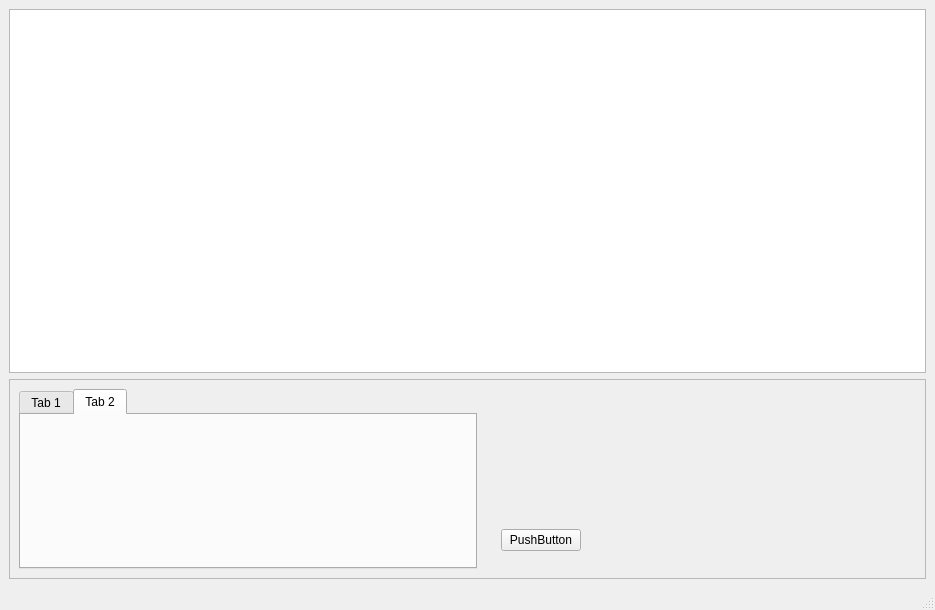
nuxster/ASKUE, file gui.ui: the form before one commit.
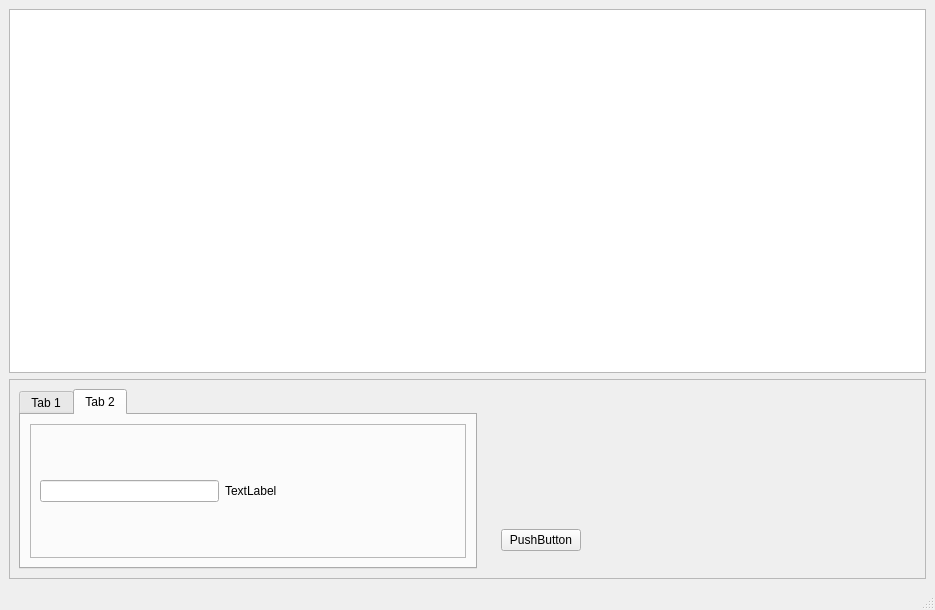
The form after the commit. The open tabs and pages were chosen to show the change.

The edit to the form file:
```diff
--- a/gui.ui
+++ b/gui.ui
@@ -259,6 +259,43 @@
           <attribute name="title">
            <string>Tab 2</string>
           </attribute>
+          <layout class="QGridLayout" name="gridLayout">
+           <item row="0" column="0">
+            <widget class="QFrame" name="frame_2">
+             <property name="frameShape">
+              <enum>QFrame::StyledPanel</enum>
+             </property>
+             <property name="frameShadow">
+              <enum>QFrame::Raised</enum>
+             </property>
+             <layout class="QHBoxLayout" name="horizontalLayout_3">
+              <item>
+               <widget class="QLineEdit" name="value_lineEdit"/>
+              </item>
+              <item>
+               <widget class="QLabel" name="value_label">
+                <property name="text">
+                 <string>TextLabel</string>
+                </property>
+               </widget>
+              </item>
+              <item>
+               <spacer name="horizontalSpacer_2">
+                <property name="orientation">
+                 <enum>Qt::Horizontal</enum>
+                </property>
+                <property name="sizeHint" stdset="0">
+                 <size>
+                  <width>40</width>
+                  <height>20</height>
+                 </size>
+                </property>
+               </spacer>
+              </item>
+             </layout>
+            </widget>
+           </item>
+          </layout>
          </widget>
         </widget>
        </item>
```
